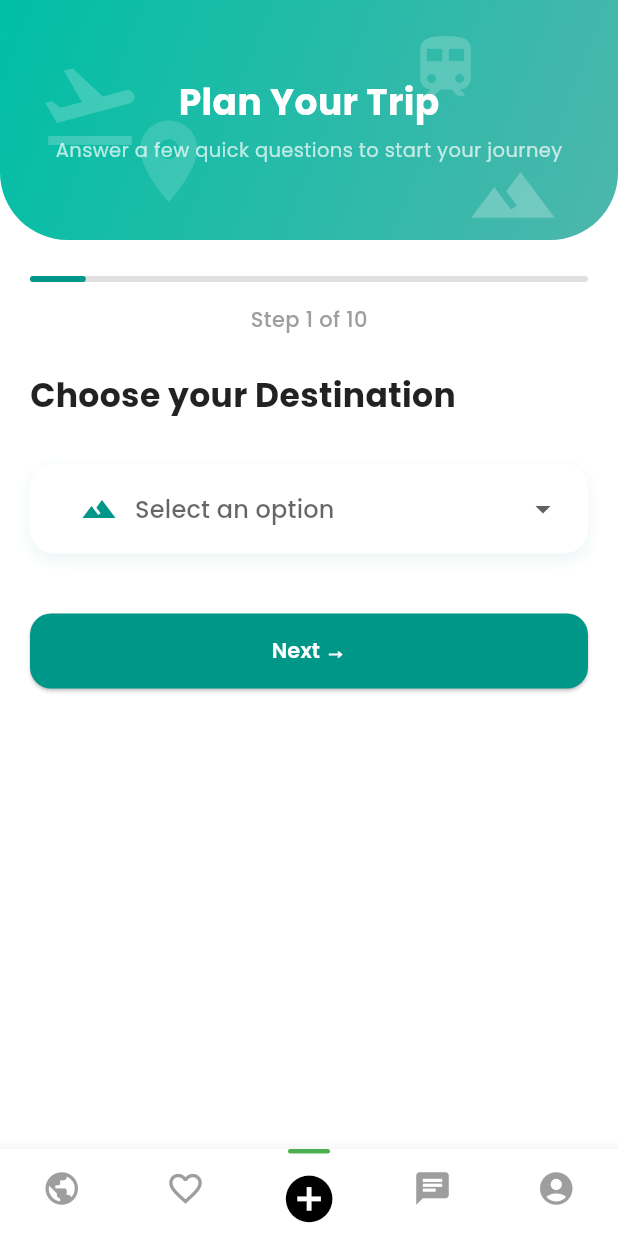
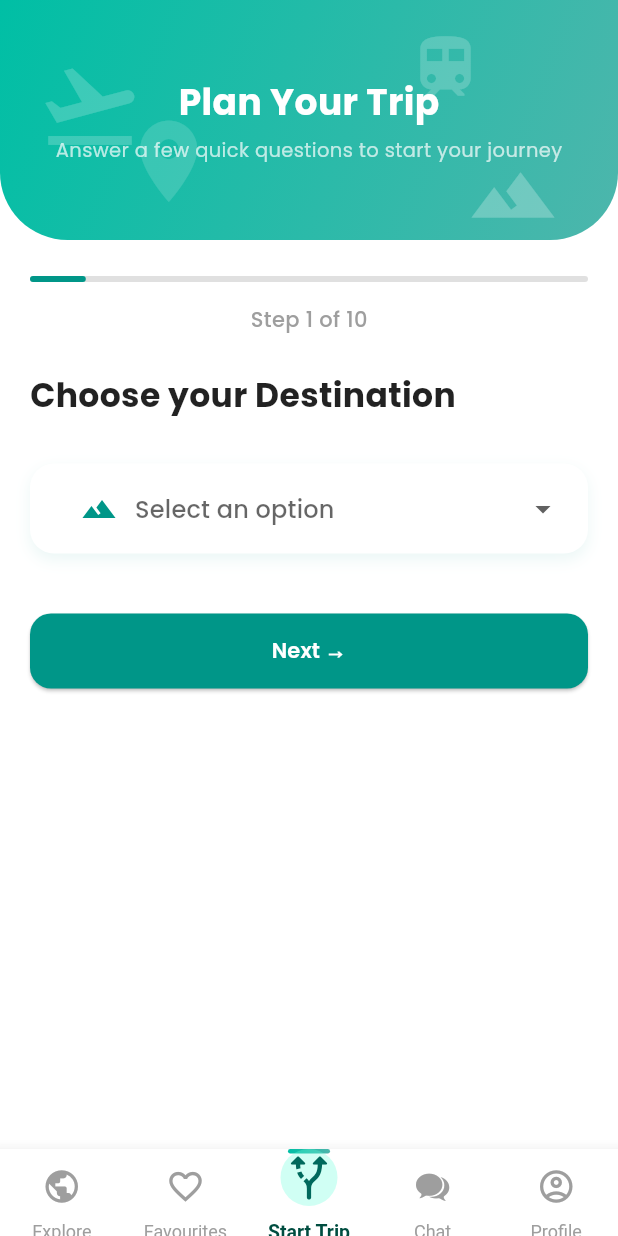
Before and after one commit to shrutin216-a11y/MOTTO-SUPERX, a Flutter app: the BottomNavigationWidget screen opened directly, item 3 of the bottom bar chosen, on a phone screen of 412 x 824 dp. Run offline on Flutter 3.47's test engine with Material 3 defaults, Android fonts, the phone set to English and light mode, and no system bars; drawn by our look-alikes of animated_text_kit, dropdown_button2, stylish_bottom_bar; our stand-ins replace animated_custom_dropdown, carousel_slider, firebase_auth, firebase_core, google_fonts, image_picker and 1 more; missing offline and left inert: confirmation_success, floating_snackbar; accounts and stored records are empty; network calls fail.

Commit message:
tenth commit

```diff
--- a/lib/view/bottom_navigation_screen.dart
+++ b/lib/view/bottom_navigation_screen.dart
@@ -1,11 +1,12 @@
 import 'dart:developer';
+import 'package:flutter/cupertino.dart';
 import 'package:flutter/material.dart';
+import 'package:stylish_bottom_bar/stylish_bottom_bar.dart';
 import 'package:motto_app/view/Home_screen.dart';
 import 'package:motto_app/view/Favourites.dart';
 import 'package:motto_app/view/StartTrip.dart';
 import 'package:motto_app/view/chat.dart';
 import 'package:motto_app/view/profile_screen.dart';
-import 'package:stylish_bottom_bar/stylish_bottom_bar.dart';
 
 class BottomNavigationWidget extends StatefulWidget {
   const BottomNavigationWidget({super.key});
@@ -30,12 +31,15 @@ class _BottomNavigationWidgetState extends State<BottomNavigationWidget> {
           });
         },
         items: [
-          _bottomBarItem(Icons.public, 0),
+          _bottomBarItem(Icons.public_sharp, 0, label: "Explore"),
           _bottomBarItem(Icons.favorite_outline, 1,
-              selectedIcon: Icons.favorite_sharp),
-          _bottomBarItem(Icons.add_circle, 2, selectedIcon: Icons.add_circle),
-          _bottomBarItem(Icons.chat, 3),
-          _bottomBarItem(Icons.account_circle_sharp, 4),
+              selectedIcon: Icons.favorite, label: "Favourites"),
+          _bottomBarItem(Icons.navigation_outlined, 2,
+              selectedIcon: Icons.alt_route_rounded, label: "Start Trip"),
+          _bottomBarItem(CupertinoIcons.chat_bubble_2_fill, 3,
+              selectedIcon: CupertinoIcons.chat_bubble_2_fill, label: "Chat"),
+          _bottomBarItem(Icons.account_circle_outlined, 4,
+              selectedIcon: Icons.account_circle_rounded, label: "Profile"),
         ],
         option: AnimatedBarOptions(
           barAnimation: BarAnimation.fade,
@@ -45,9 +49,9 @@ class _BottomNavigationWidgetState extends State<BottomNavigationWidget> {
     );
   }
 
-  // 🌊 Ripple + Jump + Glow Animation
+  // 🌊 Animated Bottom Bar Item
   BottomBarItem _bottomBarItem(IconData icon, int index,
-      {IconData? selectedIcon}) {
+      {IconData? selectedIcon, String? label}) {
     bool isSelected = currentSelectedIndex == index;
 
     return BottomBarItem(
@@ -57,14 +61,20 @@ class _BottomNavigationWidgetState extends State<BottomNavigationWidget> {
         child: Column(
           mainAxisSize: MainAxisSize.min,
           children: [
-            // Green indicator bar
+            // Gradient indicator bar
             AnimatedContainer(
               duration: const Duration(milliseconds: 300),
               height: 3,
               width: isSelected ? 28 : 0,
               margin: const EdgeInsets.only(bottom: 3),
               decoration: BoxDecoration(
-                color: isSelected ? Colors.green : Colors.transparent,
+                gradient: isSelected
+                    ? const LinearGradient(
+                        colors: [Color(0xFF00BFA5), Color(0xFF4DB6AC)],
+                        begin: Alignment.centerLeft,
+                        end: Alignment.centerRight,
+                      )
+                    : null,
                 borderRadius: BorderRadius.circular(8),
               ),
             ),
@@ -75,41 +85,52 @@ class _BottomNavigationWidgetState extends State<BottomNavigationWidget> {
               duration: const Duration(milliseconds: 500),
               curve: Curves.easeOutCubic,
               builder: (context, value, child) {
-                final scale = 1 + 0.25 * value; // pop effect
-                final offsetY = -8 * value; // jump upward
-                final rippleSize = 40 + (value * 30); // ripple expanding
-                final rippleOpacity = (1 - value).clamp(0.0, 0.3);
+                final scale = 1 + 0.25 * value;
+                final offsetY = -6 * value;
+                final glow = Colors.tealAccent.withOpacity(value * 0.3);
 
                 return Transform.translate(
                   offset: Offset(0, offsetY),
                   child: Stack(
                     alignment: Alignment.center,
                     children: [
-                      // 🌟 Expanding ripple circle
                       Container(
-                        width: rippleSize,
-                        height: rippleSize,
+                        width: 38,
+                        height: 38,
                         decoration: BoxDecoration(
-                          color: isSelected
-                              ? Colors.green.withOpacity(rippleOpacity)
-                              : Colors.transparent,
+                          color: isSelected ? glow : Colors.transparent,
                           shape: BoxShape.circle,
                         ),
                       ),
-                      // Icon pop animation
-                      AnimatedScale(
+                      Transform.scale(
                         scale: scale,
-                        duration: const Duration(milliseconds: 300),
-                        curve: Curves.easeOutBack,
                         child: Icon(
                           isSelected ? (selectedIcon ?? icon) : icon,
-                          color: isSelected ? Colors.black : Colors.grey,
+                          size: isSelected ? 28 : 26,
+                          color: isSelected
+                              ? const Color(0xFF00695C)
+                              : Colors.grey.shade500,
                         ),
                       ),
                     ],
                   ),
                 );
               },
+            ),
+
+            const SizedBox(height: 4),
+
+            // Label animation
+            AnimatedDefaultTextStyle(
+              duration: const Duration(milliseconds: 300),
+              style: TextStyle(
+                fontSize: isSelected ? 13 : 12,
+                color: isSelected
+                    ? const Color(0xFF004D40)
+                    : Colors.grey.shade500,
+                fontWeight: isSelected ? FontWeight.w600 : FontWeight.w400,
+              ),
+              child: Text(label ?? ""),
             ),
           ],
         ),
@@ -124,15 +145,15 @@ class _BottomNavigationWidgetState extends State<BottomNavigationWidget> {
   Widget pages(int index) {
     switch (index) {
       case 0:
-        return const HomeScreen();
+        return const HomeScreen(); // Explore Page
       case 1:
-        return const Favourites();
+        return const Favourites(); // Favourites Page
       case 2:
-        return const StartTrip();
+        return const StartTrip(); // Start Trip Page
       case 3:
-        return const ChatScreen();
+        return const ChatScreen(); // Chat Page
       case 4:
-        return const ProfileScreen();
+        return const ProfileScreen(); // Profile Page
       default:
         return Container();
     }
--- a/lib/view/firstScreen.dart
+++ b/lib/view/firstScreen.dart
@@ -95,7 +95,7 @@ class _FirstScreenState extends State<FirstScreen> {
                                 builder: (context) => const LoginScreen()));
                           },
                           style: ElevatedButton.styleFrom(
-                            backgroundColor: Colors.green,
+                            backgroundColor: Colors.teal[400],
                             foregroundColor: Colors.white,
                             padding: const EdgeInsets.symmetric(vertical: 16),
                             shape: RoundedRectangleBorder(
--- a/lib/view/login_screen.dart
+++ b/lib/view/login_screen.dart
@@ -167,7 +167,7 @@ class _LoginScreenState extends State<LoginScreen> {
                       }
                     },
                     style: ElevatedButton.styleFrom(
-                      backgroundColor: Colors.green, // Black button
+                      backgroundColor: Colors.teal[400], // Black button
                       foregroundColor: Colors.white, // White text
                       padding: const EdgeInsets.symmetric(vertical: 16),
                       shape: RoundedRectangleBorder(
--- a/lib/view/signup_screen.dart
+++ b/lib/view/signup_screen.dart
@@ -249,7 +249,7 @@ class _signupScreenState extends State<signupScreen>
                     }
                   },
                   style: ElevatedButton.styleFrom(
-                    backgroundColor: Colors.green,
+                    backgroundColor: Colors.teal[400],
                     foregroundColor: Colors.white,
                     padding: const EdgeInsets.symmetric(vertical: 14),
                     shape: RoundedRectangleBorder(
```
